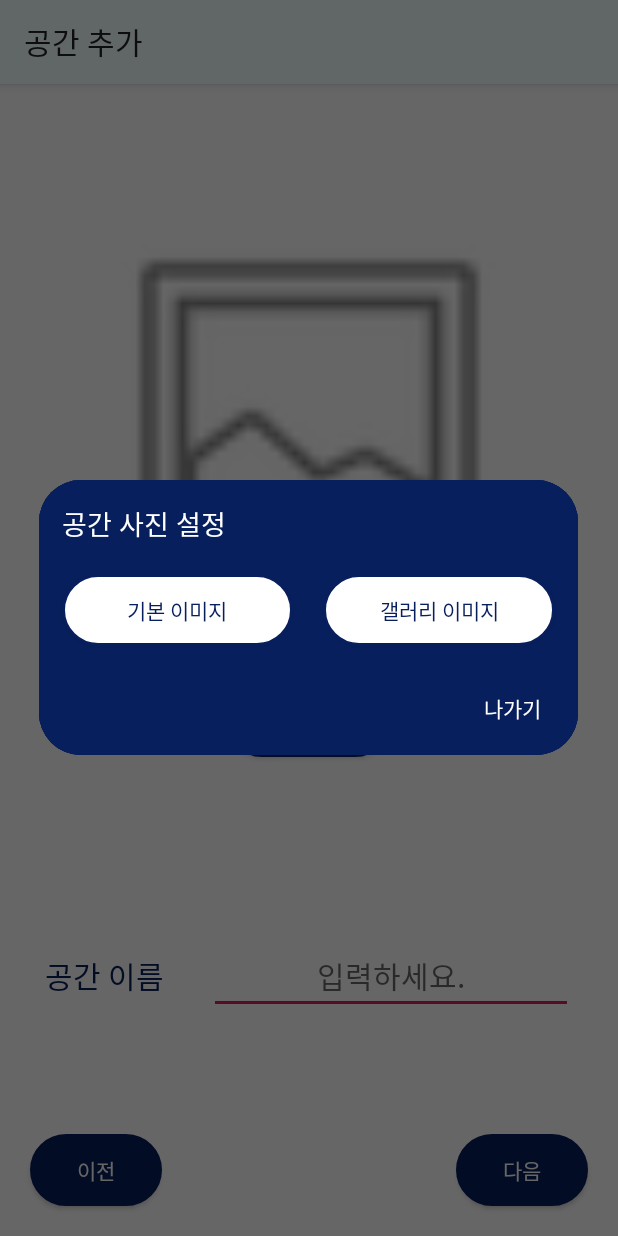
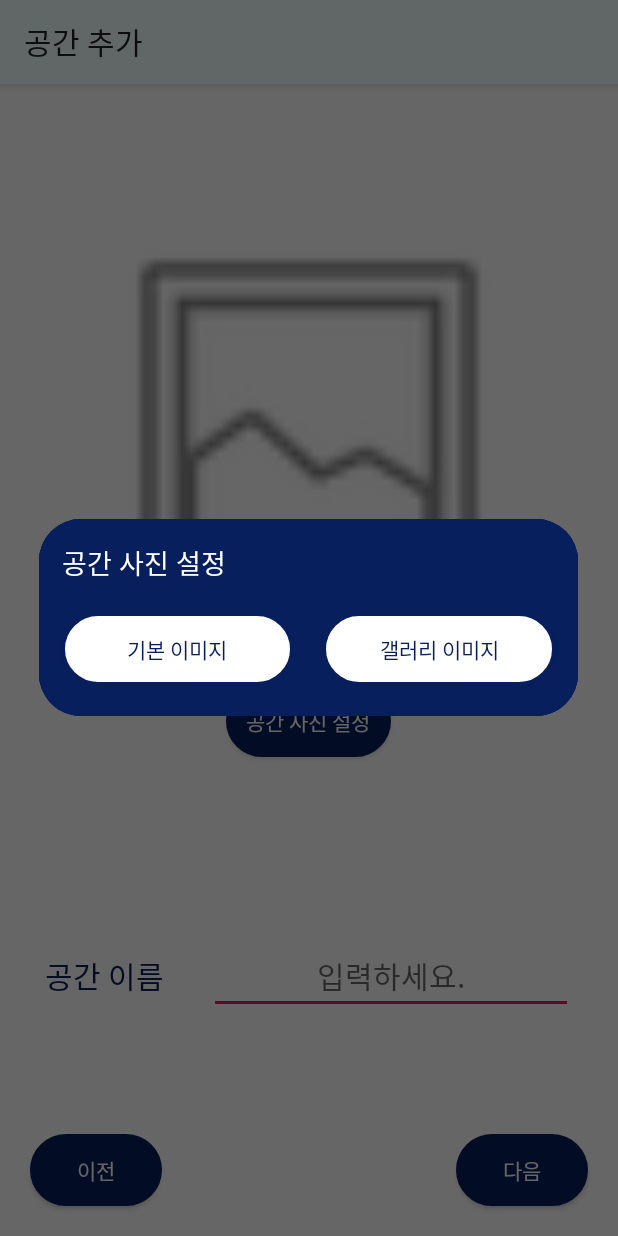
Before and after one commit to hoonsa-lim/clean, an Android app: the AddSpaceAndToDoActivity screen opened directly, with no data from a screen before it, after a tap on "공간 사진 설정", on a phone screen of 412 x 824 dp. Run offline under Robolectric (Android 15) with nearby library versions, the phone set to English and light mode, and no system bars; pictures from the network do not load.

Commit message:
2020-08-09 jjk 수정함3.

```diff
--- a/app/src/main/java/com/example/clean/AddSpaceAndToDoActivity.java
+++ b/app/src/main/java/com/example/clean/AddSpaceAndToDoActivity.java
@@ -118,13 +118,14 @@ public class AddSpaceAndToDoActivity extends AppCompatActivity implements View.O
                 LinearLayout linearLayout = (LinearLayout) layoutInflater.inflate(R.layout.dialog_image_select, null);
 
                 builder = new AlertDialog.Builder(this, R.style.MyCustomDialogStyle);
+                final AlertDialog ad = builder.create();
                 Button btnBasicImage = linearLayout.findViewById(R.id.btnBasicImage);
                 Button btnGalleryImage = linearLayout.findViewById(R.id.btnGalleryImage);
-                builder.setNegativeButton("나가기", null);
                 btnBasicImage.setOnClickListener(new View.OnClickListener() {
                     @Override
                     public void onClick(View view) {
                         a1IvSpaceImage.setImageResource(android.R.drawable.ic_menu_gallery);
+                        ad.dismiss();
                     }
                 });
                 btnGalleryImage.setOnClickListener(new View.OnClickListener() {
@@ -133,10 +134,11 @@ public class AddSpaceAndToDoActivity extends AppCompatActivity implements View.O
                         Intent intent2 = new Intent(Intent.ACTION_PICK);
                         intent2.setDataAndType(MediaStore.Images.Media.EXTERNAL_CONTENT_URI, "image/*");
                         startActivityForResult(intent2, GALLERY);
+                        ad.dismiss();
                     }
                 });
-                builder.setView(linearLayout);
-                builder.show();
+                ad.setView(linearLayout);
+                ad.show();
                 break;
             default:
                 break;
--- a/app/src/main/java/com/example/clean/FragmentTodoList.java
+++ b/app/src/main/java/com/example/clean/FragmentTodoList.java
@@ -133,7 +133,7 @@ public class FragmentTodoList extends Fragment {
             Bitmap imageBitmap = BitmapFactory.decodeByteArray(data, 0, data.length);
             a2IvImage.setImageBitmap(imageBitmap);
         } else {
-            a2IvImage.setImageResource(R.drawable.image_room_basic);
+            a2IvImage.setImageResource(android.R.drawable.ic_menu_gallery);
         }
         a2TvSpaceName.setText(spaceData.getSpaceName());
 
--- a/app/src/main/res/layout/activity_todolist.xml
+++ b/app/src/main/res/layout/activity_todolist.xml
@@ -43,6 +43,7 @@
                 android:layout_marginLeft="20dp"
                 android:layout_marginRight="20dp"
                 android:layout_marginBottom="20dp"
+                android:background="@color/white"
                 app:srcCompat="@android:drawable/ic_menu_gallery" />
         </LinearLayout>
 
--- a/app/src/main/res/layout/dialog_image_select.xml
+++ b/app/src/main/res/layout/dialog_image_select.xml
@@ -30,6 +30,7 @@
     <LinearLayout
         android:layout_width="match_parent"
         android:layout_height="match_parent"
+        android:layout_marginBottom="10dp"
         android:layout_weight="1"
         android:orientation="horizontal">
 
```
